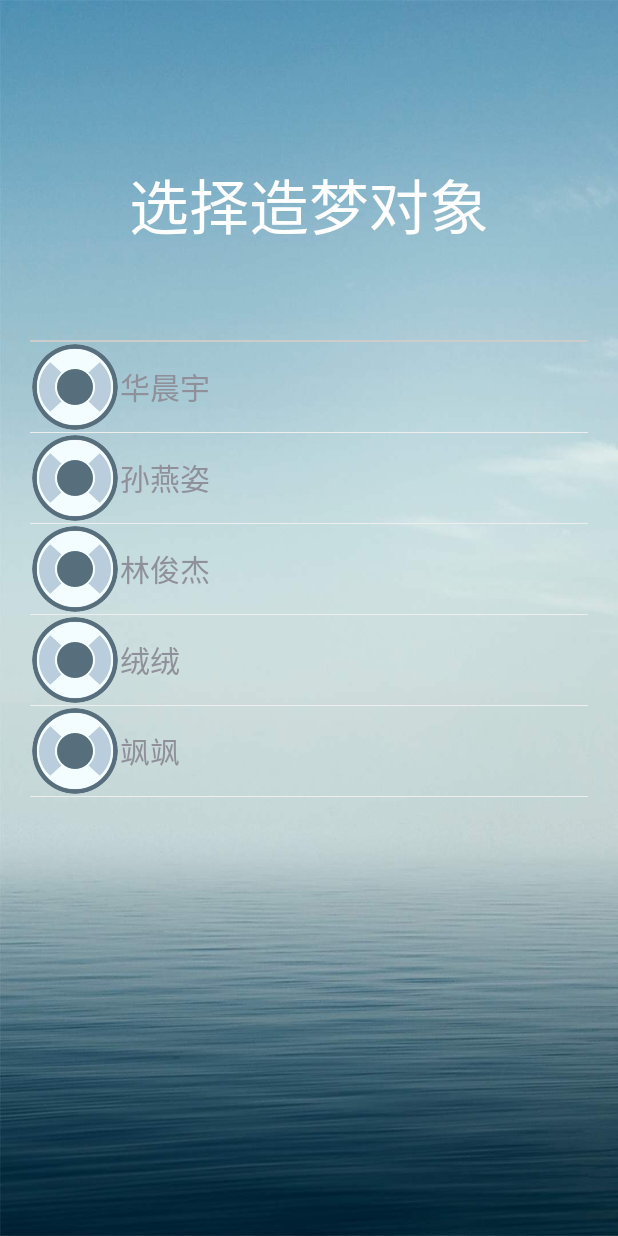
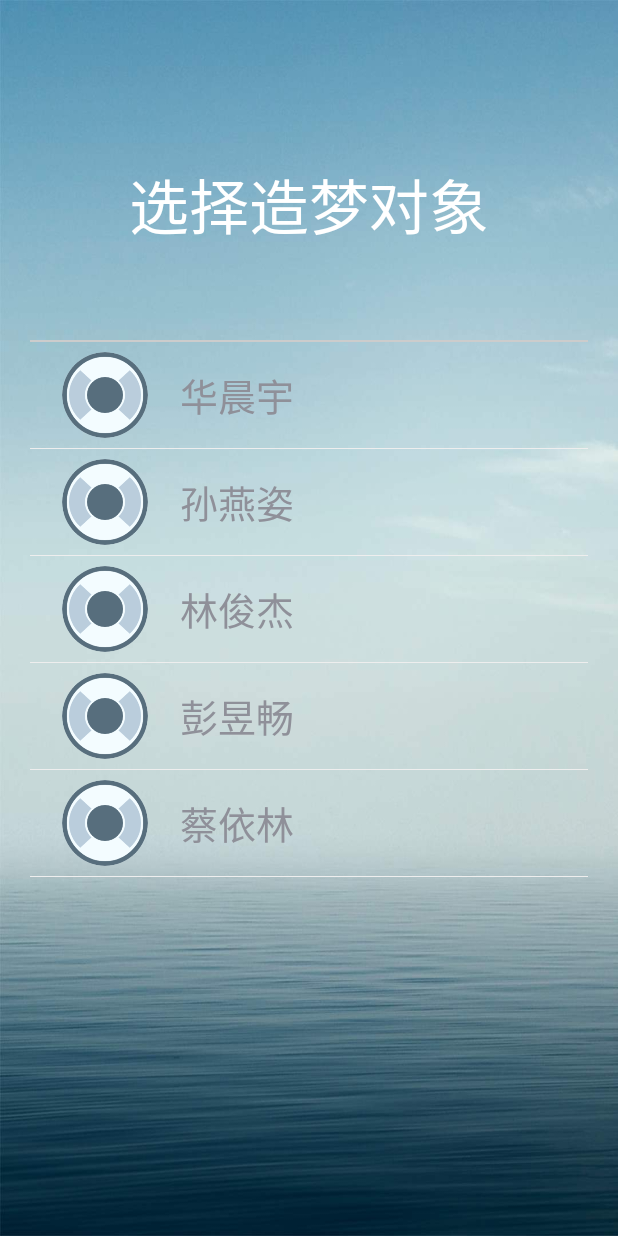
Before and after one commit to tianjiashuo/SimpleSiri, an Android app: the StarActivity screen opened directly, with no data from a screen before it, on a phone screen of 412 x 824 dp. Run offline under Robolectric (Android 15) with nearby library versions, the phone set to English and light mode, and no system bars.

Commit message:
starLayoutItem

```diff
--- a/app/src/main/java/com/example/simplesiri/DBHelper.java
+++ b/app/src/main/java/com/example/simplesiri/DBHelper.java
@@ -34,7 +34,7 @@
     //创建数据库的语句
     private String createDBSql =
             "create table stars(id INTEGER PRIMARY KEY AUTOINCREMENT," +
-                    "name TEXT NOT NULL);";
+                    "name TEXT NOT NULL,"+"head TEXT NOT NULL);";
 
     //数据库创建时调用
     @Override
--- a/app/src/main/java/com/example/simplesiri/StarActivity.java
+++ b/app/src/main/java/com/example/simplesiri/StarActivity.java
@@ -1,6 +1,8 @@
 package com.example.simplesiri;
 
 import android.content.Intent;
+import android.graphics.Color;
+import android.os.Build;
 import android.os.Bundle;
 import android.view.View;
 import android.widget.AdapterView;
@@ -8,6 +10,7 @@
 import android.widget.ListView;
 import android.widget.SimpleAdapter;
 
+import androidx.annotation.RequiresApi;
 import androidx.appcompat.app.AppCompatActivity;
 
 import com.example.voicesimulation.R;
@@ -20,17 +23,20 @@
 public class StarActivity extends AppCompatActivity {
 
     private ListView listView;
-    private String[] stars = {"华晨宇","孙燕姿","林俊杰","绒绒","飒飒"};
+    private String[] stars = {"华晨宇","孙燕姿","林俊杰","彭昱畅","蔡依林"};
     private List<Map<String, Object>> listems = new ArrayList<Map<String, Object>>();
 
     private DBHelper dbHelper;
     private String[] name, ids;
 
 
+    @RequiresApi(api = Build.VERSION_CODES.LOLLIPOP)
     @Override
     protected void onCreate(Bundle savedInstanceState) {
         super.onCreate(savedInstanceState);
         setContentView(R.layout.activity_star_layout);
+        getWindow().setStatusBarColor(Color.TRANSPARENT);
+        getWindow().getDecorView().setSystemUiVisibility(View.SYSTEM_UI_FLAG_LAYOUT_FULLSCREEN);
 //        dbHelper = DBHelper.getInstance(this);
 //        changeAdapter(dbHelper.queryAllCities());
 
@@ -56,12 +62,13 @@
             }
         });
     }
+    //根据数据库中数据为ListView设置适配器
 //    private void changeAdapter(List<Map<String, Object>> list){
 //        ids = new String[list.size()];
 //        name = new String[list.size()];
 //        for(int i=0;i<list.size();i++){
 //            ids[i] = list.get(i).get("id").toString();
-//            name[i] = list.get(i).get("cityname").toString();
+//            name[i] = list.get(i).get("name").toString();
 //        }
 //        myAdapter = new MyAdapter(name, ids, deleteButton);
 //        listView.setAdapter(myAdapter);
--- a/app/src/main/res/layout/activity_star_listview_item.xml
+++ b/app/src/main/res/layout/activity_star_listview_item.xml
@@ -1,19 +1,33 @@
 <?xml version="1.0" encoding="utf-8"?>
-<LinearLayout xmlns:android="http://schemas.android.com/apk/res/android"
-    android:layout_width="match_parent"
-    android:layout_height="match_parent">
+
+<androidx.constraintlayout.widget.ConstraintLayout
+         xmlns:android="http://schemas.android.com/apk/res/android"
+        android:layout_width="match_parent"
+        android:layout_height="match_parent"
+        xmlns:app="http://schemas.android.com/apk/res-auto">
+    <LinearLayout
+        android:layout_width="match_parent"
+        android:layout_height="match_parent">
     <ImageView
         android:id="@+id/head"
         android:layout_width="60sp"
         android:layout_height="60sp"
         android:scaleType="fitCenter"
-        android:src="@drawable/sound" />
+        android:src="@drawable/sound"
+        android:layout_marginTop="5dp"
+        android:layout_marginLeft="20dp"
+        android:layout_marginBottom="5dp"
+        app:layout_constraintTop_toTopOf="parent"
+        app:layout_constraintStart_toStartOf="parent"/>
     <TextView
         android:id="@+id/listview_item_textview"
         android:layout_weight="1"
-        android:textSize="20sp"
+        android:textSize="25sp"
         android:layout_width="match_parent"
         android:layout_height="wrap_content"
-        android:layout_gravity="center"/>
-
-</LinearLayout>
+        android:layout_gravity="center"
+        android:layout_marginLeft="20dp"
+        app:layout_constraintTop_toTopOf="parent"
+        app:layout_constraintStart_toStartOf="@+id/head"/>
+    </LinearLayout>
+</androidx.constraintlayout.widget.ConstraintLayout>
```
